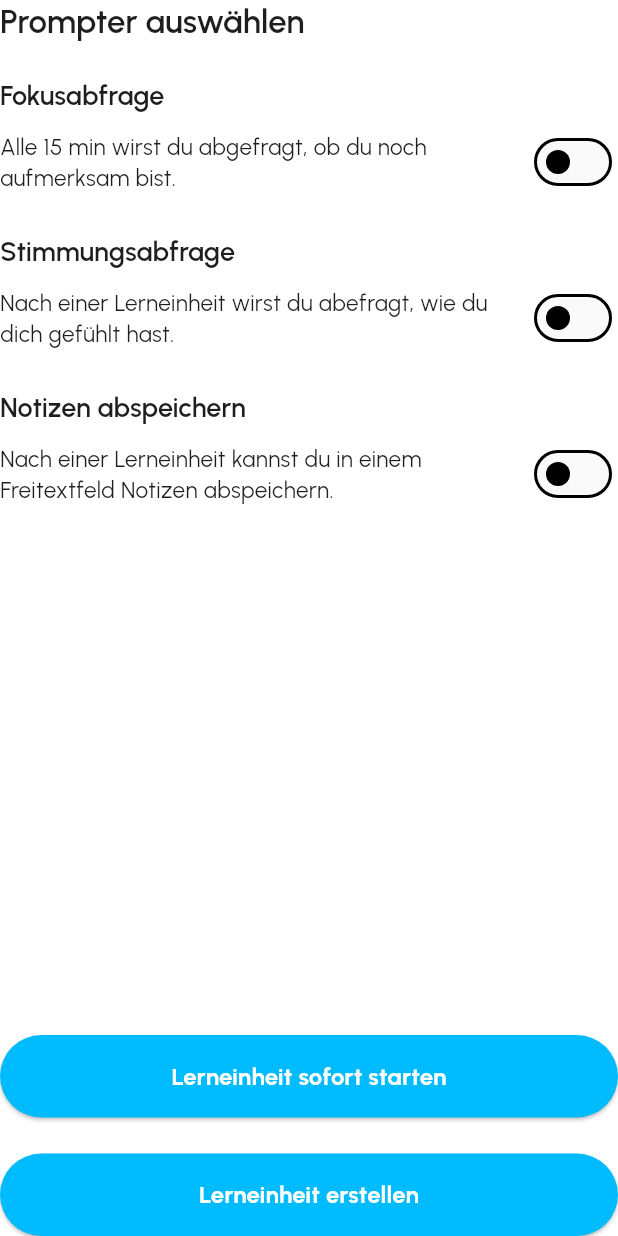
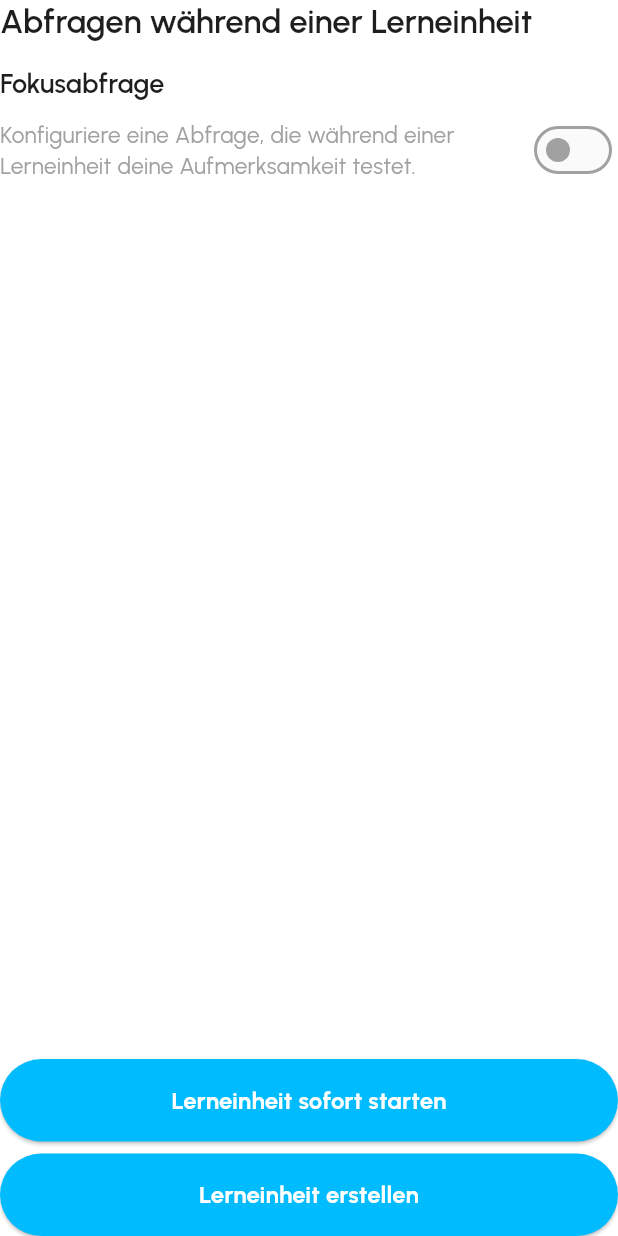
Before and after one commit to selbstlernen-app/selbstlernen-app, a Flutter app: the PromptPage widget shown alone on an empty page, opened directly with empty values, on a phone screen of 412 x 824 dp. Run offline on Flutter 3.47's test engine with Material 3 defaults, Android fonts, the phone set to English and light mode, and no system bars; drawn by our look-alikes of auto_size_text; our stand-ins replace drift, flutter_riverpod, freezed_annotation, riverpod_annotation, smooth_page_indicator; accounts and stored records are empty; generated files the repository leaves out were written again; statements that could not run were skipped.

Commit message:
🔥 ✨ Remove mood prompt, add focus only prompt + adjust starting a session directly

```diff
--- a/lib/data/database/tables/session_table.dart
+++ b/lib/data/database/tables/session_table.dart
@@ -18,8 +18,9 @@ class Sessions extends Table with AutoIncrementingPrimaryKey {
 
   BoolColumn get hasFocusPrompt =>
       boolean().withDefault(const Constant<bool>(true))();
-  BoolColumn get hasMoodPrompt =>
-      boolean().withDefault(const Constant<bool>(true))();
+  IntColumn get focusPromptInterval => integer()();
+  BoolColumn get showFocusPromptAlways =>
+      boolean().withDefault(const Constant<bool>(false))();
   BoolColumn get hasFreetextPrompt =>
       boolean().withDefault(const Constant<bool>(true))();
 
--- a/lib/data/entity_mappers/session_mapper.dart
+++ b/lib/data/entity_mappers/session_mapper.dart
@@ -17,7 +17,8 @@ extension SessionToModelMapper on Session {
       longBreakTimeMin: longBreakTimeMin,
       focusPhases: focusPhases,
       hasFocusPrompt: hasFocusPrompt,
-      hasMoodPrompt: hasMoodPrompt,
+      focusPromptInterval: focusPromptInterval,
+      showFocusPromptAlways: showFocusPromptAlways,
       hasFreetextPrompt: hasFreetextPrompt,
       createdAt: createdAt,
       completedInstances: completedInstances,
@@ -48,7 +49,8 @@ extension SessionToCompanionMapper on SessionModel {
       longBreakTimeMin: Value<int>(longBreakTimeMin),
       focusPhases: Value<int>(focusPhases),
       hasFocusPrompt: Value<bool>(hasFocusPrompt),
-      hasMoodPrompt: Value<bool>(hasMoodPrompt),
+      focusPromptInterval: Value<int>(focusPromptInterval),
+      showFocusPromptAlways: Value<bool>(showFocusPromptAlways),
       hasFreetextPrompt: Value<bool>(hasFreetextPrompt),
       createdAt: Value<DateTime>(createdAt ?? DateTime.now()),
       completedInstances: Value<int>(completedInstances),
--- a/lib/data/providers.dart
+++ b/lib/data/providers.dart
@@ -132,7 +132,7 @@ EditSessionInstanceUseCase editSessionInstanceUseCase(Ref ref) {
 
 /// --- Services ---
 @riverpod
-AddSessionService addSessioNService(Ref ref) {
+AddSessionService addSessionService(Ref ref) {
   return AddSessionService(
     createSessionUseCase: ref.read(createSessionUseCaseProvider),
     createGoalsUseCase: ref.read(createGoalsUseCaseProvider),
--- a/lib/domain/models/session_model.dart
+++ b/lib/domain/models/session_model.dart
@@ -19,9 +19,13 @@ abstract class SessionModel with _$SessionModel {
     @Default(5) int breakTimeMin,
     @Default(15) int longBreakTimeMin,
     @Default(4) int focusPhases,
+
     @Default(true) bool hasFocusPrompt,
-    @Default(true) bool hasMoodPrompt,
+    @Default(15) int focusPromptInterval,
+    @Default(false) bool showFocusPromptAlways,
+
     @Default(true) bool hasFreetextPrompt,
+
     DateTime? createdAt,
 
     @Default(0) int completedInstances,
--- a/lib/presentation/screens/add_session/pages/prompt_page.dart
+++ b/lib/presentation/screens/add_session/pages/prompt_page.dart
@@ -4,6 +4,10 @@ import 'package:srl_app/common_widgets/custom_button.dart';
 import 'package:srl_app/common_widgets/vertical_space.dart';
 import 'package:srl_app/core/constants/spacing.dart';
 import 'package:srl_app/core/utils/build_context_extensions.dart';
+import 'package:srl_app/domain/models/full_session_model.dart';
+import 'package:srl_app/presentation/screens/active_session/active_session_screen.dart';
+import 'package:srl_app/presentation/screens/add_session/widgets/time_input_field.dart';
+import 'package:srl_app/presentation/screens/detail_session/session_detail_screen.dart';
 import 'package:srl_app/presentation/view_models/add_session/add_session_state.dart';
 import 'package:srl_app/presentation/view_models/add_session/add_session_view_model.dart';
 
@@ -16,10 +20,40 @@ class PromptPage extends ConsumerStatefulWidget {
 }
 
 class _$PromptPageState extends ConsumerState<PromptPage> {
-  void _switchValues({bool? focus, bool? mood, bool? freetext}) {
+  late TextEditingController _focusPromptController;
+
+  @override
+  void initState() {
+    super.initState();
+    _focusPromptController = TextEditingController();
+
+    // Initialize after build; if in edit mode
+    WidgetsBinding.instance.addPostFrameCallback((_) {
+      final AddSessionState state = ref.read(addSessionViewModelProvider);
+      _focusPromptController.text = state.focusPromptInterval.toString();
+    });
+  }
+
+  @override
+  void dispose() {
+    _focusPromptController.dispose();
+    super.dispose();
+  }
+
+  void _switchValues({
+    bool? focus,
+    int? focusPromptInterval,
+    bool? showFocusPromptAlways,
+    bool? freetext,
+  }) {
     ref
         .read(addSessionViewModelProvider.notifier)
-        .setPrompts(focus: focus, mood: mood, freetext: freetext);
+        .setPrompts(
+          focus: focus,
+          focusPromptInterval: focusPromptInterval,
+          showFocusPromptAlways: showFocusPromptAlways,
+          freetext: freetext,
+        );
   }
 
   void _saveSession() {
@@ -34,6 +68,7 @@ class _$PromptPageState extends ConsumerState<PromptPage> {
       Navigator.of(
         context,
       ).pushNamedAndRemoveUntil("/", (Route<dynamic> route) => false);
+      ref.read(addSessionViewModelProvider.notifier).resetFields();
     } catch (e) {
       context.scaffoldMessenger.showSnackBar(
         SnackBar(
@@ -66,6 +101,36 @@ class _$PromptPageState extends ConsumerState<PromptPage> {
     }
   }
 
+  Future<void> _startSession(bool isEditingMode) async {
+    try {
+      if (isEditingMode) {
+        await ref.read(addSessionViewModelProvider.notifier).updateSession();
+      } else {
+        await ref.read(addSessionViewModelProvider.notifier).createSession();
+      }
+      final viewModel = ref.read(addSessionViewModelProvider.notifier);
+      FullSessionModel fullSessionModel = await viewModel.getFullSession();
+
+      Navigator.push(
+        context,
+        MaterialPageRoute<dynamic>(
+          builder: (BuildContext context) =>
+              ActiveSessionScreen(fullSessionModel: fullSessionModel),
+        ),
+      );
+      ref.read(addSessionViewModelProvider.notifier).resetFields();
+    } catch (e) {
+      if (!context.mounted) return;
+
+      context.scaffoldMessenger.showSnackBar(
+        SnackBar(
+          duration: const Duration(seconds: 2),
+          content: Text('Fehler: $e'),
+        ),
+      );
+    }
+  }
+
   @override
   Widget build(BuildContext context) {
     final AddSessionState state = ref.watch(addSessionViewModelProvider);
@@ -78,10 +143,11 @@ class _$PromptPageState extends ConsumerState<PromptPage> {
               crossAxisAlignment: CrossAxisAlignment.start,
               children: <Widget>[
                 Text(
-                  "Prompter auswählen",
+                  "Abfragen während einer Lerneinheit",
                   style: context.textTheme.headlineMedium,
                 ),
-                const VerticalSpace(size: SpaceSize.large),
+
+                const VerticalSpace(size: SpaceSize.medium),
 
                 Text("Fokusabfrage", style: context.textTheme.headlineSmall),
                 const VerticalSpace(size: SpaceSize.small),
@@ -89,66 +155,78 @@ class _$PromptPageState extends ConsumerState<PromptPage> {
                   children: <Widget>[
                     Expanded(
                       child: Text(
-                        "Alle 15 min wirst du abgefragt, ob du noch aufmerksam bist.",
-                        style: context.textTheme.bodyMedium,
+                        "Konfiguriere eine Abfrage, die während einer Lerneinheit deine Aufmerksamkeit testet.",
+                        style: context.textTheme.bodyMedium!.copyWith(
+                          color: state.hasFocusPrompt
+                              ? context.colorScheme.onSurface
+                              : context.colorScheme.onTertiary,
                         ),
                       ),
-                    Switch(
+                    ),
+                    Theme(
+                      data: ThemeData(useMaterial3: true).copyWith(
+                        colorScheme: context.colorScheme.copyWith(
+                          outline: context.colorScheme.onTertiary,
+                        ),
+                      ),
+                      child: Switch(
                         value: state.hasFocusPrompt,
+                        inactiveThumbColor: context.colorScheme.onTertiary,
                         onChanged: (bool value) {
                           _switchValues(focus: value);
                         },
                       ),
-                  ],
-                ),
-
-                const VerticalSpace(size: SpaceSize.large),
-
-                Text(
-                  "Stimmungsabfrage ",
-                  style: context.textTheme.headlineSmall,
-                ),
-                const VerticalSpace(size: SpaceSize.small),
-                Row(
-                  children: <Widget>[
-                    Expanded(
-                      child: Text(
-                        "Nach einer Lerneinheit wirst du abefragt, wie du dich gefühlt hast.",
-                        style: context.textTheme.bodyMedium,
-                      ),
-                    ),
-                    Switch(
-                      value: state.hasMoodPrompt,
-                      onChanged: (bool value) {
-                        _switchValues(mood: value);
-                      },
                     ),
                   ],
                 ),
 
-                const VerticalSpace(size: SpaceSize.large),
+                if (state.hasFocusPrompt) ...[
+                  const VerticalSpace(size: SpaceSize.medium),
+                  TimeInputField(
+                    minValue: 10,
+                    maxValue: 120,
+                    controller: _focusPromptController,
+                    label: "Abfrage alle (min)",
+                    onChanged: (int value) {
+                      _switchValues(focusPromptInterval: value);
+                    },
+                  ),
 
-                Text(
-                  "Notizen abspeichern",
-                  style: context.textTheme.headlineSmall,
-                ),
-                const VerticalSpace(size: SpaceSize.small),
+                  const VerticalSpace(size: SpaceSize.medium),
                   Row(
+                    mainAxisAlignment: MainAxisAlignment.center,
+                    crossAxisAlignment: CrossAxisAlignment.center,
                     children: <Widget>[
                       Expanded(
-                      child: Text(
-                        "Nach einer Lerneinheit kannst du in einem Freitextfeld Notizen abspeichern.",
-                        style: context.textTheme.bodyMedium,
+                        child: CustomButton(
+                          onPressed: () =>
+                              _switchValues(showFocusPromptAlways: false),
+                          label: "Nach Inaktvität",
+                          isActive: !state.showFocusPromptAlways,
+                          borderLeft: true,
+                          verticalPadding: 8.0,
                         ),
                       ),
-                    Switch(
-                      value: state.hasFreetextPrompt,
-                      onChanged: (bool value) {
-                        _switchValues(freetext: value);
-                      },
+                      Expanded(
+                        child: CustomButton(
+                          onPressed: () =>
+                              _switchValues(showFocusPromptAlways: true),
+                          label: "Immer",
+                          isActive: state.showFocusPromptAlways,
+                          borderRight: true,
+                          verticalPadding: 8.0,
+                        ),
                       ),
                     ],
                   ),
+                  const VerticalSpace(size: SpaceSize.medium),
+                  Text(
+                    !state.showFocusPromptAlways
+                        ? "Bekomme die Abfrage nach ${state.focusPromptInterval} min Inaktvität (d.h. du hast für die Zeit nicht den Bildschirm berührt)."
+                        : "Bekomme die Abfrage immer, unabhängig von Bildschirm-Aktivität.",
+                    style: context.textTheme.bodyMedium,
+                  ),
+                ],
               ],
             ),
           ),
@@ -157,11 +235,13 @@ class _$PromptPageState extends ConsumerState<PromptPage> {
         SizedBox(
           width: MediaQuery.sizeOf(context).width,
           child: CustomButton(
-            label: "Lerneinheit sofort starten",
-            onPressed: () => print("start"),
+            label: state.isEditingMode
+                ? "Lerneinheit mit Änderungen starten"
+                : "Lerneinheit sofort starten",
+            onPressed: () => _startSession(state.isEditingMode),
           ),
         ),
-        const VerticalSpace(size: SpaceSize.large),
+        const VerticalSpace(size: SpaceSize.small),
         SizedBox(
           width: MediaQuery.sizeOf(context).width,
           child: CustomButton(
--- a/lib/presentation/screens/add_session/pages/strategy_page.dart
+++ b/lib/presentation/screens/add_session/pages/strategy_page.dart
@@ -61,6 +61,7 @@ class _StrategyPageState extends ConsumerState<StrategyPage> {
 
                 // Grid of learning strategies
                 Wrap(
+                  runSpacing: 8,
                   children: <Widget>[
                     ...state.availableStrategies.map(
                       (String strategy) => SizedBox(
--- a/lib/presentation/screens/detail_session/session_detail_screen.dart
+++ b/lib/presentation/screens/detail_session/session_detail_screen.dart
@@ -29,11 +29,12 @@ class SessionDetailScreen extends ConsumerWidget {
         final SessionModel session = detailState.fullSession.session;
         return MainLayout(
           navigateBack: () {
-            Navigator.pop(
+            Navigator.pushAndRemoveUntil(
               context,
               MaterialPageRoute<dynamic>(
                 builder: (BuildContext context) => const MainNavigation(),
               ),
+              (Route<dynamic> route) => false,
             );
           },
           appBarTitle: session.title,
--- a/lib/presentation/view_models/add_session/add_session_state.dart
+++ b/lib/presentation/view_models/add_session/add_session_state.dart
@@ -42,7 +42,9 @@ abstract class AddSessionState with _$AddSessionState {
 
     // Prompts
     @Default(false) bool hasFocusPrompt,
-    @Default(false) bool hasMoodPrompt,
+    @Default(15) int focusPromptInterval,
+    // Show independent of user inactivity
+    @Default(false) bool showFocusPromptAlways,
     @Default(false) bool hasFreetextPrompt,
 
     //Validation fields
```
Also changed, not shown: lib/presentation/screens/add_session/pages/timer_page.dart (+4 -4 lines), lib/presentation/screens/home/home_screen.dart (+4 -13 lines), lib/presentation/view_models/add_session/add_session_view_model.dart (+25 -10 lines). Lines whose indentation alone changed are shown as unchanged.
